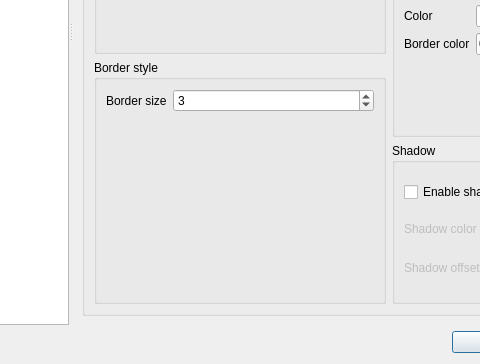
Qt form settingswindow.ui (mpc-qt/mpc-qt) before a commit; both pictures show x 181 to 661 and y 274 to 638 of the 896 by 638 pixel window.
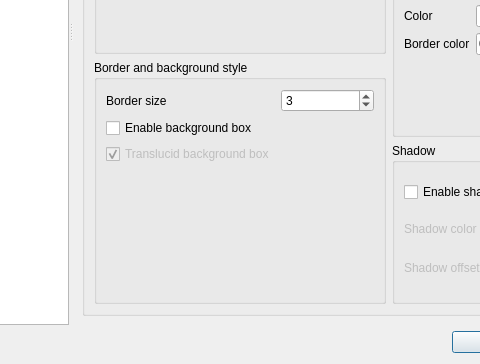
The same form after that commit. The open tabs and pages were chosen to show the change.

Commit message:
settingswindow: Implement subtitles black background box
Shows an opaque or 90% translucid black background box for subtitles.

Settings shown in the same settings box as border style as that setting
affects the background box.

Fixes #632 (Feature request: black/opaque background box for subtitles).

The edit to the form file:
```diff
--- a/settingswindow.ui
+++ b/settingswindow.ui
@@ -6449,6 +6449,12 @@
                <layout class="QVBoxLayout" name="subsDefaultLayoutLeft" stretch="0,0">
                 <item>
                  <widget class="QGroupBox" name="fontBox">
+                  <property name="sizePolicy">
+                   <sizepolicy hsizetype="Preferred" vsizetype="MinimumExpanding">
+                    <horstretch>0</horstretch>
+                    <verstretch>0</verstretch>
+                   </sizepolicy>
+                  </property>
                   <property name="title">
                    <string>Font</string>
                   </property>
@@ -6503,18 +6509,34 @@
                      </property>
                     </widget>
                    </item>
+                   <item row="4" column="1">
+                    <spacer name="verticalSpacer_7">
+                     <property name="orientation">
+                      <enum>Qt::Orientation::Vertical</enum>
+                     </property>
+                     <property name="sizeHint" stdset="0">
+                      <size>
+                       <width>20</width>
+                       <height>40</height>
+                      </size>
+                     </property>
+                    </spacer>
+                   </item>
                   </layout>
                  </widget>
                 </item>
                 <item>
                  <widget class="QGroupBox" name="borderBox">
+                  <property name="sizePolicy">
+                   <sizepolicy hsizetype="Preferred" vsizetype="MinimumExpanding">
+                    <horstretch>0</horstretch>
+                    <verstretch>0</verstretch>
+                   </sizepolicy>
+                  </property>
                   <property name="title">
-                   <string>Border style</string>
+                   <string>Border and background style</string>
                   </property>
-                  <layout class="QFormLayout" name="borderBoxLayout">
-                   <property name="fieldGrowthPolicy">
-                    <enum>QFormLayout::FieldGrowthPolicy::AllNonFixedFieldsGrow</enum>
-                   </property>
+                  <layout class="QGridLayout" name="borderBoxLayout">
                    <item row="0" column="0">
                     <widget class="QLabel" name="borderSizeLabel">
                      <property name="text">
@@ -6532,6 +6554,42 @@
                      </property>
                     </widget>
                    </item>
+                   <item row="1" column="0">
+                    <widget class="QCheckBox" name="subsBackgroundBoxEnabled">
+                     <property name="text">
+                      <string>Enable background box</string>
+                     </property>
+                     <property name="checked">
+                      <bool>false</bool>
+                     </property>
+                    </widget>
+                   </item>
+                   <item row="2" column="0">
+                    <widget class="QCheckBox" name="subsBackgroundBoxTranslucid">
+                     <property name="enabled">
+                      <bool>false</bool>
+                     </property>
+                     <property name="text">
+                      <string>Translucid background box</string>
+                     </property>
+                     <property name="checked">
+                      <bool>true</bool>
+                     </property>
+                    </widget>
+                   </item>
+                   <item row="3" column="0">
+                    <spacer name="verticalSpacer_8">
+                     <property name="orientation">
+                      <enum>Qt::Orientation::Vertical</enum>
+                     </property>
+                     <property name="sizeHint" stdset="0">
+                      <size>
+                       <width>20</width>
+                       <height>40</height>
+                      </size>
+                     </property>
+                    </spacer>
+                   </item>
                   </layout>
                  </widget>
                 </item>
```
The commit also changes 18 other files.
